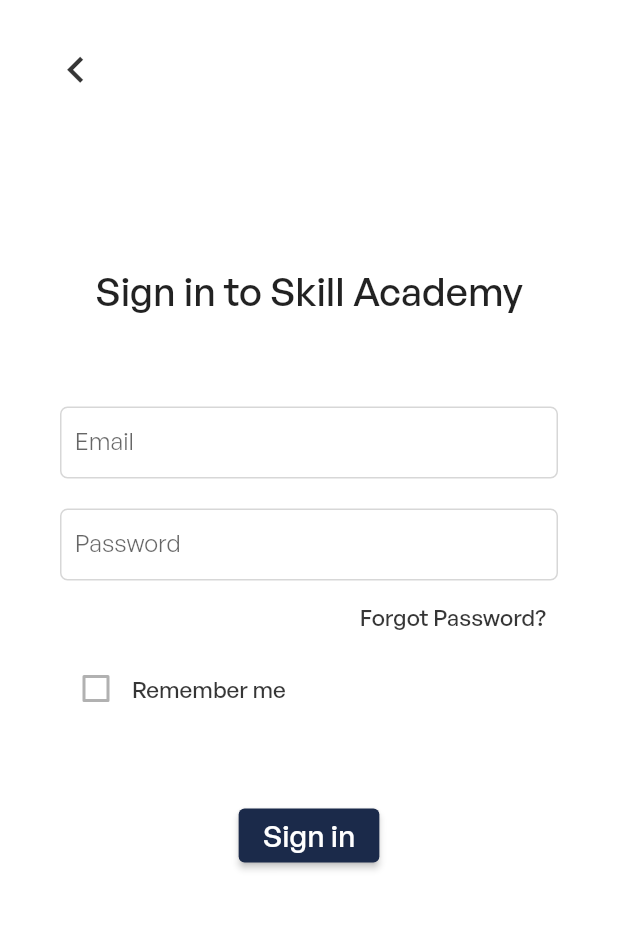
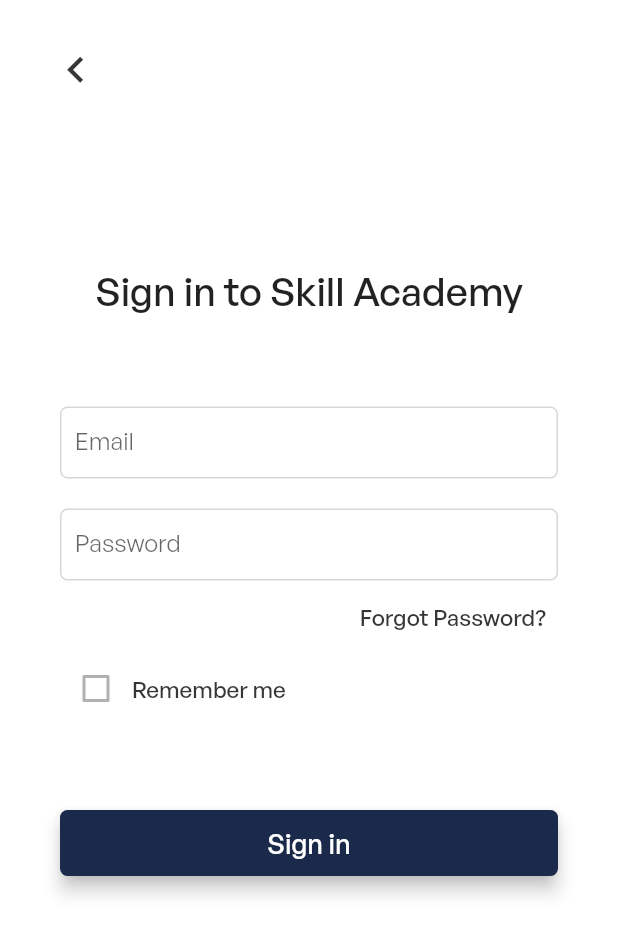
Before and after one commit to realstoman/flutter_login_register_ui, a Flutter app: the screen it shows after launch, after a tap on "Sign in", on a phone screen of 412 x 824 dp. Shown: the top 935 px of the screen. Run offline on Flutter 3.47's test engine with Material 2 defaults, Android fonts, the phone set to English and light mode, and no system bars.

Commit message:
Sign in button design and code comments

```diff
--- a/lib/screens/login_screen.dart
+++ b/lib/screens/login_screen.dart
@@ -8,7 +8,7 @@
 }
 
 class _LoginScreenState extends State<LoginScreen> {
-  // Custom color
+  // Custom background color
   static const customBgColor = Color.fromARGB(255, 255, 255, 255);
 
   String _email = '';
@@ -18,6 +18,18 @@
   final _formKey = GlobalKey<FormState>();
   bool _rememberMe = false;
 
+  // Sign in button styles
+  final ButtonStyle btnStyle = ElevatedButton.styleFrom(
+      primary: const Color.fromARGB(255, 27, 42, 74),
+      elevation: 5.0,
+      padding: const EdgeInsets.all(10.0),
+      shape: RoundedRectangleBorder(borderRadius: BorderRadius.circular(5.0)),
+      textStyle: const TextStyle(
+          fontSize: 18,
+          fontFamily: 'GeneralSans',
+          fontWeight: FontWeight.w500));
+
+  // Email input field widget
   Widget _buildEmailField() {
     return TextFormField(
       decoration: InputDecoration(
@@ -43,6 +55,7 @@
     );
   }
 
+  // Password input field widget
   Widget _buildPasswordField() {
     return TextFormField(
       decoration: InputDecoration(
@@ -68,6 +81,7 @@
     );
   }
 
+  // Forgot password button widget
   Widget _buildForgotPasswordButton() {
     return Container(
       alignment: Alignment.centerRight,
@@ -84,6 +98,7 @@
     );
   }
 
+  // Remember me checkbox widget
   Widget _buildRememberMeCheckBox() {
     return Container(
       child: Row(
@@ -113,15 +128,21 @@
     );
   }
 
+  // Sign in button widget
+  Widget _buildSignInButton() {
+    return Container(
+      padding: const EdgeInsets.symmetric(vertical: 20.0),
+      width: double.infinity,
+      child: ElevatedButton(
+        style: btnStyle,
+        onPressed: () => print('Signed in'),
+        child: const Text('Sign in'),
+      ),
+    );
+  }
+
   @override
   Widget build(BuildContext context) {
-    final ButtonStyle btnStyle = ElevatedButton.styleFrom(
-        primary: const Color.fromARGB(255, 27, 42, 74),
-        textStyle: const TextStyle(
-            fontSize: 20,
-            fontFamily: 'GeneralSans',
-            fontWeight: FontWeight.w500));
-
     return Scaffold(
       backgroundColor: customBgColor,
       appBar: AppBar(
@@ -180,12 +201,8 @@
                           _buildPasswordField(),
                           _buildForgotPasswordButton(),
                           _buildRememberMeCheckBox(),
-                          const SizedBox(height: 50.0),
-                          ElevatedButton(
-                            style: btnStyle,
-                            onPressed: () {},
-                            child: const Text('Sign in'),
-                          ),
+                          const SizedBox(height: 35.0),
+                          _buildSignInButton(),
                         ],
                       ),
                     ),
```
